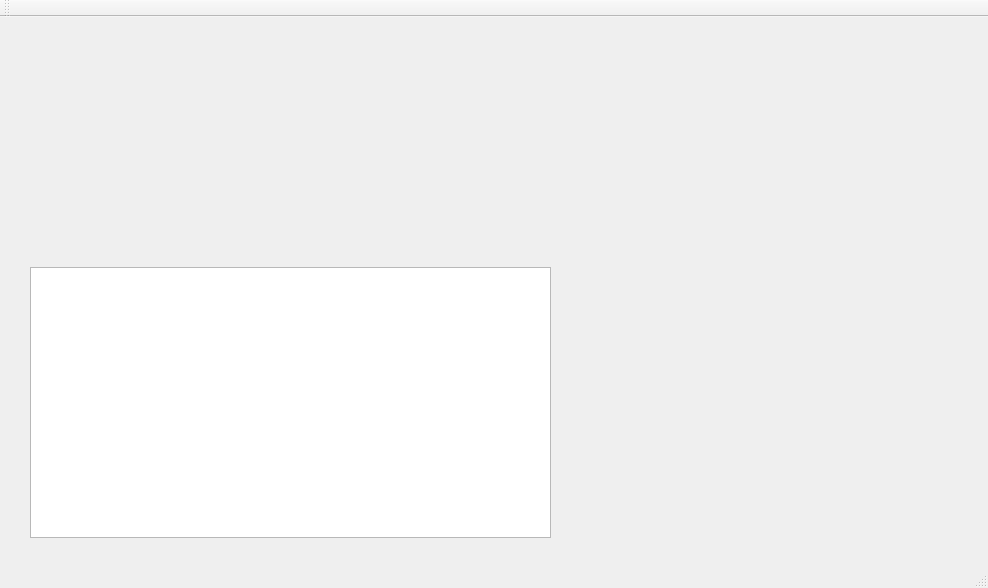
Old version of the form memory-monitor/memorymonitor.ui in the repository greati/memory-monitor.
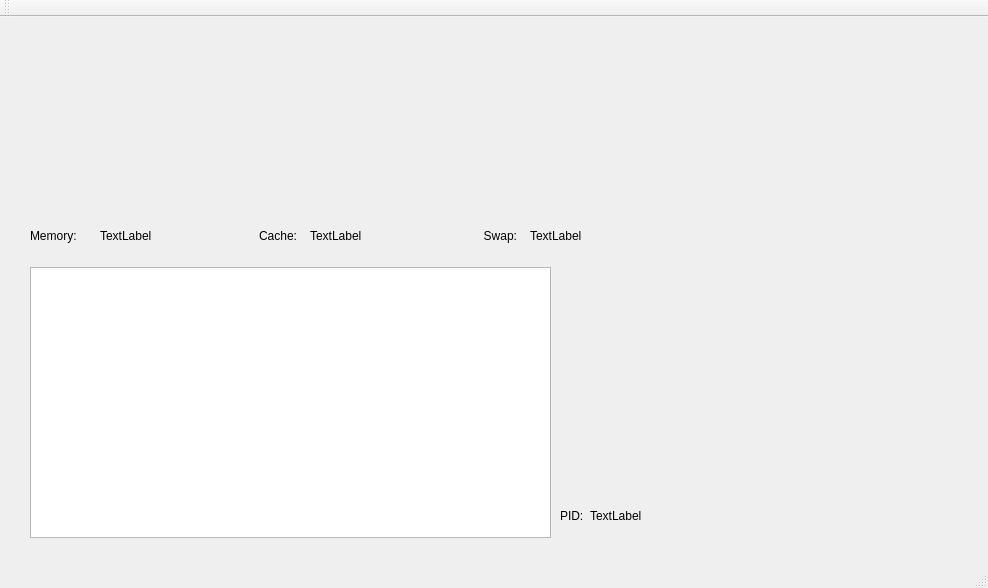
New version of the form. Custom widgets are drawn as their Qt base class.

Commit message: Add labels to general monitor

Patch:
```diff
--- a/memory-monitor/memorymonitor.ui
+++ b/memory-monitor/memorymonitor.ui
@@ -44,6 +44,119 @@
      </rect>
     </property>
    </widget>
+   <widget class="QLabel" name="gen_cache">
+    <property name="geometry">
+     <rect>
+      <x>310</x>
+      <y>210</y>
+      <width>101</width>
+      <height>17</height>
+     </rect>
+    </property>
+    <property name="text">
+     <string>TextLabel</string>
+    </property>
+    <property name="alignment">
+     <set>Qt::AlignLeading|Qt::AlignLeft|Qt::AlignVCenter</set>
+    </property>
+   </widget>
+   <widget class="QLabel" name="label">
+    <property name="geometry">
+     <rect>
+      <x>230</x>
+      <y>210</y>
+      <width>67</width>
+      <height>17</height>
+     </rect>
+    </property>
+    <property name="text">
+     <string>Cache:</string>
+    </property>
+    <property name="alignment">
+     <set>Qt::AlignRight|Qt::AlignTrailing|Qt::AlignVCenter</set>
+    </property>
+   </widget>
+   <widget class="QLabel" name="txgen_mem">
+    <property name="geometry">
+     <rect>
+      <x>30</x>
+      <y>210</y>
+      <width>67</width>
+      <height>17</height>
+     </rect>
+    </property>
+    <property name="text">
+     <string>Memory:</string>
+    </property>
+   </widget>
+   <widget class="QLabel" name="gen_mem">
+    <property name="geometry">
+     <rect>
+      <x>100</x>
+      <y>210</y>
+      <width>101</width>
+      <height>17</height>
+     </rect>
+    </property>
+    <property name="text">
+     <string>TextLabel</string>
+    </property>
+   </widget>
+   <widget class="QLabel" name="label_2">
+    <property name="geometry">
+     <rect>
+      <x>450</x>
+      <y>210</y>
+      <width>67</width>
+      <height>17</height>
+     </rect>
+    </property>
+    <property name="text">
+     <string>Swap:</string>
+    </property>
+    <property name="alignment">
+     <set>Qt::AlignRight|Qt::AlignTrailing|Qt::AlignVCenter</set>
+    </property>
+   </widget>
+   <widget class="QLabel" name="gen_swap">
+    <property name="geometry">
+     <rect>
+      <x>530</x>
+      <y>210</y>
+      <width>141</width>
+      <height>17</height>
+     </rect>
+    </property>
+    <property name="text">
+     <string>TextLabel</string>
+    </property>
+   </widget>
+   <widget class="QLabel" name="label_3">
+    <property name="geometry">
+     <rect>
+      <x>560</x>
+      <y>490</y>
+      <width>41</width>
+      <height>17</height>
+     </rect>
+    </property>
+    <property name="text">
+     <string>PID:</string>
+    </property>
+   </widget>
+   <widget class="QLabel" name="proc_pid">
+    <property name="geometry">
+     <rect>
+      <x>590</x>
+      <y>490</y>
+      <width>67</width>
+      <height>17</height>
+     </rect>
+    </property>
+    <property name="text">
+     <string>TextLabel</string>
+    </property>
+   </widget>
   </widget>
   <widget class="QMenuBar" name="menuBar">
    <property name="geometry">
```
The commit also changes 4 other files.
